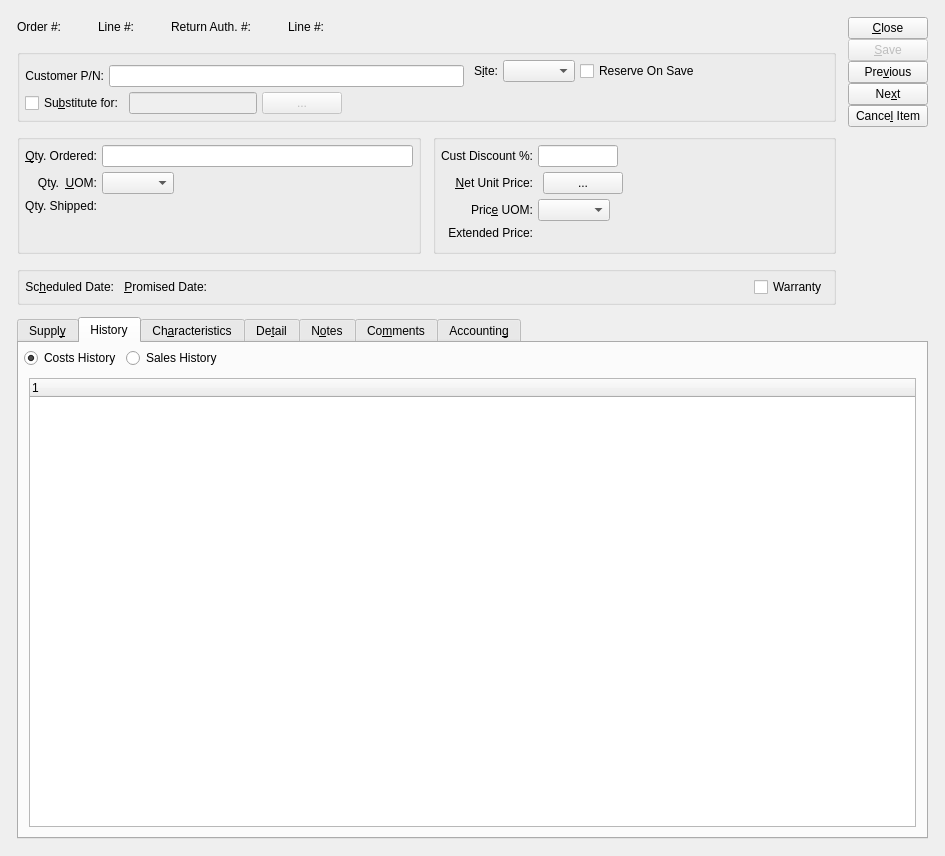
Old version of the form guiclient/salesOrderItem.ui in the repository Pegasus-RPG/xtuple-client.
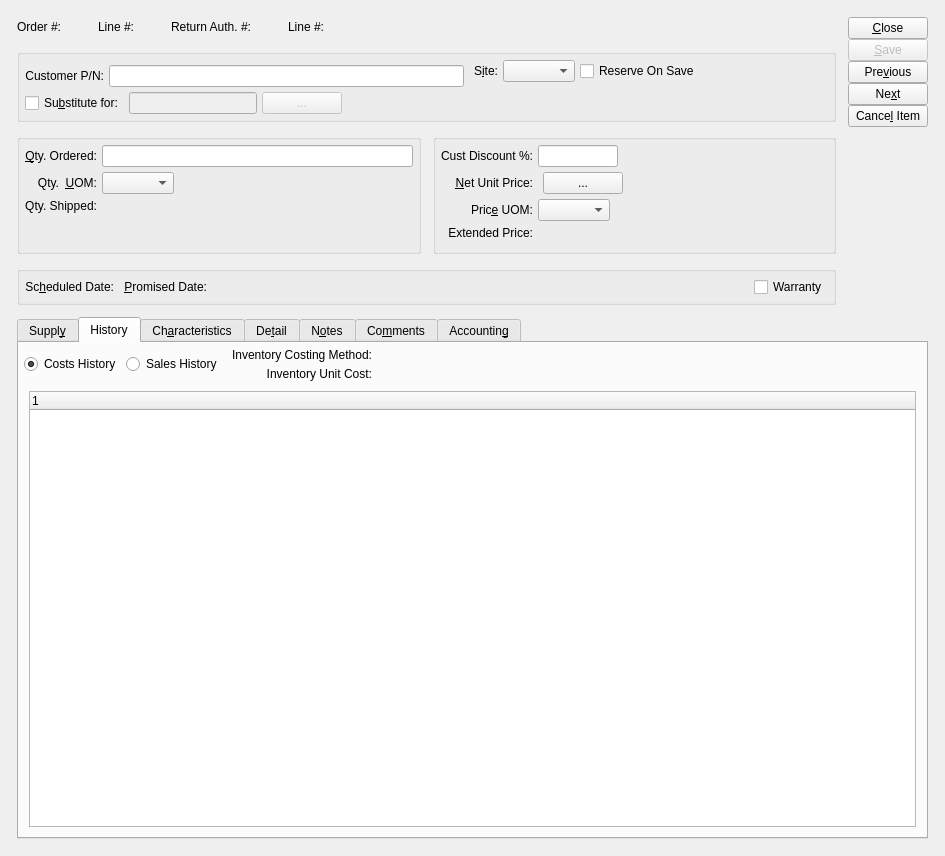
New version of the form. The open tabs and pages were chosen to show the change. Custom widgets are drawn as their Qt base class.

Commit message: Issue #24965:show inventory unit cost and costing method

```diff
--- a/guiclient/salesOrderItem.ui
+++ b/guiclient/salesOrderItem.ui
@@ -1705,6 +1705,47 @@
            <item>
             <widget class="DateCluster" name="_historyDates"/>
            </item>
+           <item>
+            <layout class="QGridLayout" name="gridLayout">
+             <item row="0" column="0">
+              <widget class="QLabel" name="_invCostMethodLit">
+               <property name="text">
+                <string>Inventory Costing Method:</string>
+               </property>
+               <property name="alignment">
+                <set>Qt::AlignRight|Qt::AlignTrailing|Qt::AlignVCenter</set>
+               </property>
+              </widget>
+             </item>
+             <item row="0" column="1">
+              <widget class="QLabel" name="_invCostMethod">
+               <property name="text">
+                <string/>
+               </property>
+              </widget>
+             </item>
+             <item row="1" column="0">
+              <widget class="QLabel" name="_invCostLit">
+               <property name="text">
+                <string>Inventory Unit Cost:</string>
+               </property>
+               <property name="alignment">
+                <set>Qt::AlignRight|Qt::AlignTrailing|Qt::AlignVCenter</set>
+               </property>
+              </widget>
+             </item>
+             <item row="1" column="1">
+              <widget class="CurrDisplay" name="_invCost">
+               <property name="format">
+                <enum>CurrDisplay::Cost</enum>
+               </property>
+               <property name="localControl">
+                <bool>true</bool>
+               </property>
+              </widget>
+             </item>
+            </layout>
+           </item>
            <item>
             <spacer name="horizontalSpacer">
              <property name="orientation">
```
The commit also changes 1 other file.
